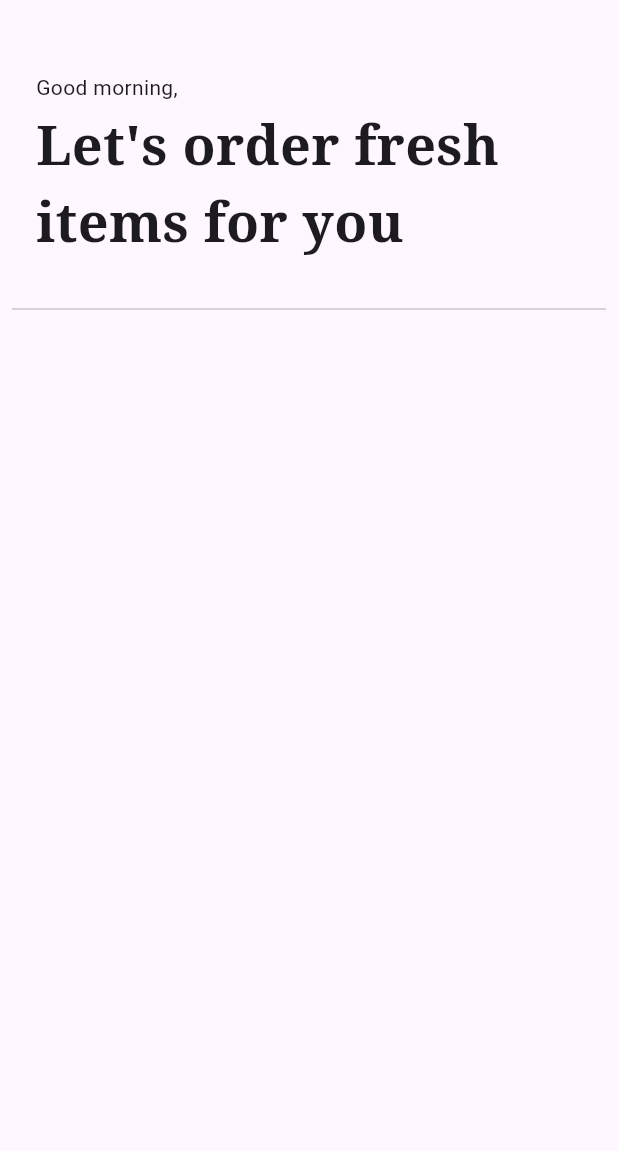
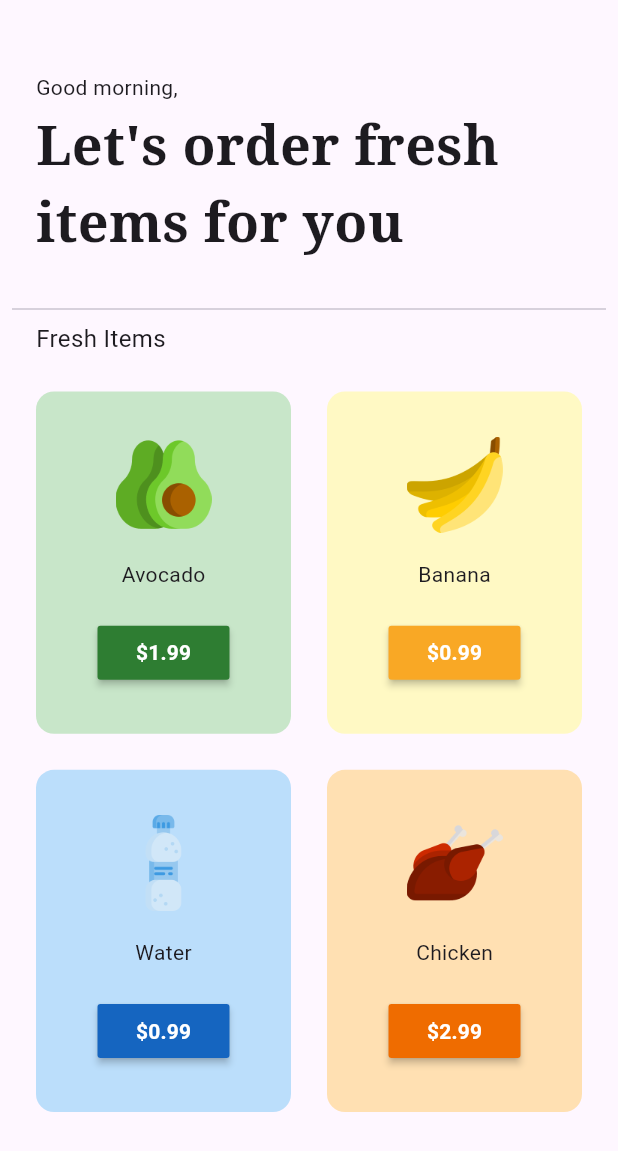
Before and after one commit to ArturoDuCas/flutter_grocery_shop, a Flutter app: the screen it shows after launch, after a tap on "Get Started", on a phone screen of 412 x 824 dp. Shown: the top 1151 px of the screen. Run offline on Flutter 3.47's test engine with Material 3 defaults, Android fonts, the phone set to English and light mode, and no system bars; our stand-ins replace google_fonts.

Commit message:
feat: create list of items

```diff
--- a/lib/main.dart
+++ b/lib/main.dart
@@ -1,4 +1,6 @@
 import 'package:flutter/material.dart';
+import "package:provider/provider.dart";
+import "model/cart_model.dart";
 import "pages/intro_page.dart";
 
 void main() {
@@ -11,10 +13,12 @@ class MyApp extends StatelessWidget {
   // This widget is the root of your application.
   @override
   Widget build(BuildContext context) {
-    return MaterialApp(
-      title: 'Grocery Shop App',
-      debugShowCheckedModeBanner: false,
-      home: IntroPage(),
+    return ChangeNotifierProvider(
+      create: (context) => CartModel(),
+      child: const MaterialApp(
+        debugShowCheckedModeBanner: false,
+        home: IntroPage(),
+      ),
     );
   }
 }
--- a/lib/pages/home_page.dart
+++ b/lib/pages/home_page.dart
@@ -1,5 +1,9 @@
 import "package:flutter/material.dart";
+import "package:grocery_shop/components/grocery_item_tile.dart";
 import "package:google_fonts/google_fonts.dart";
+import "package:provider/provider.dart";
+
+import "../model/cart_model.dart";
 
 class HomePage extends StatelessWidget {
   const HomePage({super.key});
@@ -44,6 +48,39 @@ class HomePage extends StatelessWidget {
             ),
 
             // fresh items + grid
+            const Padding(
+              padding: const EdgeInsets.symmetric(horizontal: 24.0),
+              child: Text(
+                "Fresh Items",
+                style: TextStyle(
+                  fontSize: 16,
+                ),
+              ),
+            ),
+
+            Expanded(
+              child: Consumer<CartModel>(
+                builder: (context, value, child) {
+                  return GridView.builder(
+                    itemCount: value.shopItems.length,
+                    padding: const EdgeInsets.all(12.0),
+                    gridDelegate:
+                        const SliverGridDelegateWithFixedCrossAxisCount(
+                      crossAxisCount: 2,
+                      childAspectRatio: 1 / 1.3,
+                    ),
+                    itemBuilder: (context, index) {
+                      return GroceryItemTile(
+                        itemName: value.shopItems[index][0],
+                        itemPrice: value.shopItems[index][1],
+                        imagePath: value.shopItems[index][2],
+                        color: value.shopItems[index][3],
+                      );
+                    },
+                  );
+                },
+              ),
+            )
           ],
         ),
       ),
--- a/lib/pages/intro_page.dart
+++ b/lib/pages/intro_page.dart
@@ -22,7 +22,7 @@ class IntroPage extends StatelessWidget {
 
         // We deliver groceries at your doorstep
         Padding(
-          padding: EdgeInsets.all(24.0),
+          padding: const EdgeInsets.all(24.0),
           child: Text(
             "We deliver groceries at your doorstep",
             textAlign: TextAlign.center,
```
